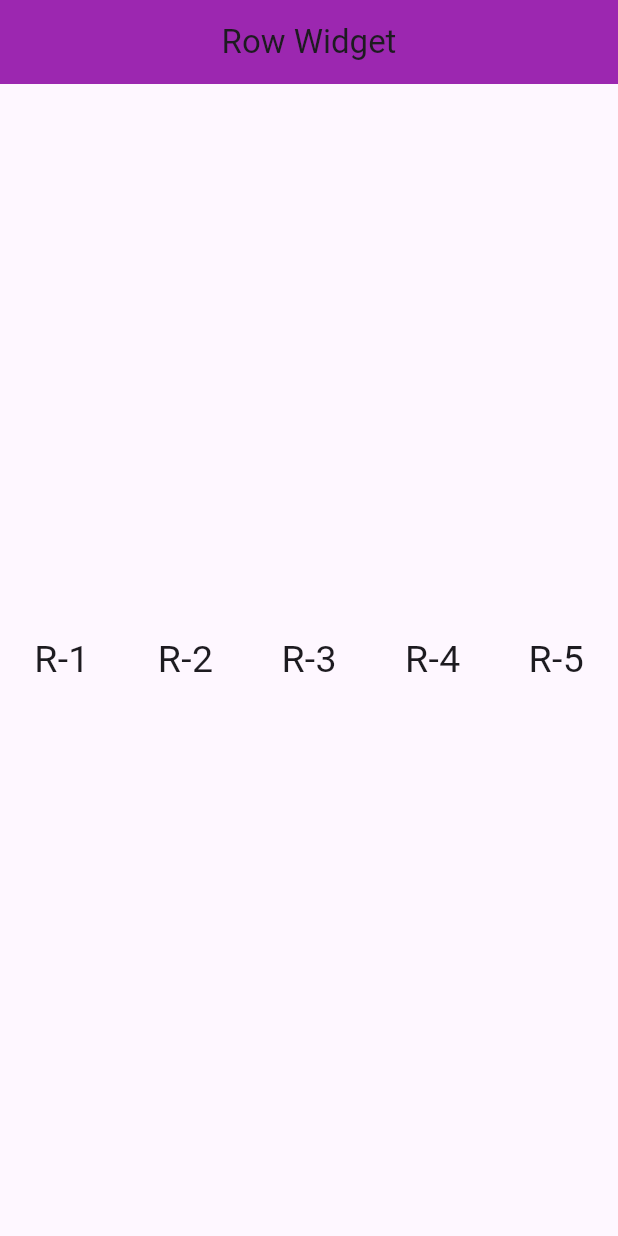
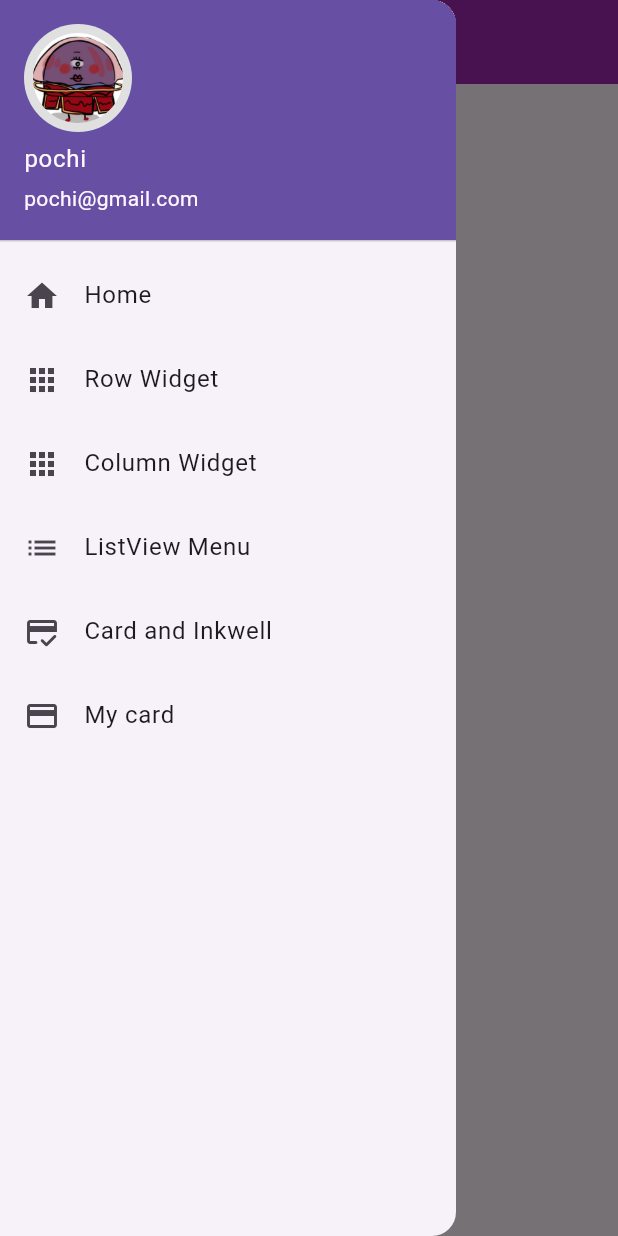
Before and after one commit to hitori1253/hitori_flutter_week15, a Flutter app: the screen it shows after launch, with the side drawer open (before the commit the screen has no drawer), on a phone screen of 412 x 824 dp. Run offline on Flutter 3.47's test engine with Material 3 defaults, Android fonts, the phone set to English and light mode, and no system bars.

Commit message:
้ดนร.

```diff
--- a/lib/main.dart
+++ b/lib/main.dart
@@ -1,17 +1,15 @@
 import 'package:flutter/material.dart';
-import 'package:hitori15/page/row_page.dart';
-import 'package:hitori15/views/column.dart';
-
+import 'package:hitori15/page/home.dart';
 
 void main() {
-  runApp(MyApp());
+  runApp(const MyApp());
 }
 
 class MyApp extends StatelessWidget {
+  const MyApp({super.key});
+
   @override
   Widget build(BuildContext context) {
-    return MaterialApp(home: RowPage());
-    // ignore: dead_code
-    return MaterialApp(home: ColumnPage());
+    return MaterialApp(home: const HomeScreen());
   }
 }
--- a/lib/page/card_page.dart
+++ b/lib/page/card_page.dart
@@ -9,18 +9,27 @@ class CardPage extends StatelessWidget {
       appBar: AppBar(
         centerTitle: true,
         backgroundColor: Colors.purple,
-        title: Text("Card Widget"),
+        title: const Text('Card Widget'),
       ),
       body: Center(
         child: Card(
           child: InkWell(
             onTap: () {
-              debugPrint("CARD-1");
+              debugPrint('CARD-1');
             },
-            child: SizedBox(
+            child: const SizedBox(
               width: 300.0,
               height: 100.0,
-              child: Column(children: [Icon(Icons.home), Text("CARD-1")]),
+              child: Center(
+                child: Column(
+                  mainAxisSize: MainAxisSize.min,
+                  children: [
+                    Icon(Icons.home),
+                    SizedBox(height: 8),
+                    Text('CARD-1'),
+                  ],
+                ),
+              ),
             ),
           ),
         ),
--- /dev/null
+++ b/lib/page/home.dart
@@ -0,0 +1,77 @@
+import 'package:flutter/material.dart';
+import 'row_page.dart';
+import 'column_page.dart';
+import 'listview_menu.dart';
+import 'card_page.dart';
+import 'mycard.dart';
+
+class HomeScreen extends StatelessWidget {
+  const HomeScreen({super.key});
+
+  @override
+  Widget build(BuildContext context) {
+    return Scaffold(
+      appBar: AppBar(
+        centerTitle: true,
+        backgroundColor: Colors.purple,
+        title: const Text('ฐานทัพเมเทโอรอยด์'),
+      ),
+      drawer: Drawer(
+        child: ListView(
+          padding: EdgeInsets.zero,
+          children: [
+            UserAccountsDrawerHeader(
+              accountName: const Text('pochi'),
+              accountEmail: const Text('pochi@gmail.com'),
+              currentAccountPicture: CircleAvatar(
+                radius: 30,
+                backgroundColor: Colors.grey[300],
+                child: ClipOval(
+                  child: Image.asset(
+                    'assets/puplue.jpg',
+                    fit: BoxFit.cover,
+                    width: 60,
+                    height: 60,
+                  ),
+                ),
+              ),
+            ),
+            ListTile(
+              leading: const Icon(Icons.home),
+              title: const Text('Home'),
+              onTap: () => Navigator.pop(context),
+            ),
+            ListTile(
+              leading: const Icon(Icons.apps),
+              title: const Text('Row Widget'),
+              onTap: () => Navigator.push(context, MaterialPageRoute(builder: (_) => const RowPage())),
+            ),
+            ListTile(
+              leading: const Icon(Icons.apps),
+              title: const Text('Column Widget'),
+              onTap: () => Navigator.push(context, MaterialPageRoute(builder: (_) => const ColumnPage())),
+            ),
+            ListTile(
+              leading: const Icon(Icons.list),
+              title: const Text('ListView Menu'),
+              onTap: () => Navigator.push(context, MaterialPageRoute(builder: (_) => const ListviewMenu())),
+            ),
+            ListTile(
+              leading: const Icon(Icons.credit_score_rounded),
+              title: const Text('Card and Inkwell'),
+              onTap: () => Navigator.push(context, MaterialPageRoute(builder: (_) => const CardPage())),
+            ),
+            ListTile(
+              leading: const Icon(Icons.credit_card),
+              title: const Text('My card'),
+              onTap: () => Navigator.push(context, MaterialPageRoute(builder: (_) => const Mycard())),
+            ),
+          ],
+        ),
+      ),
+      body: const Center(
+        child: Text('MyApp', style: TextStyle(color: Colors.white, fontSize: 18)),
+      ),
+    );
+  }
+}
--- a/lib/page/listview_menu.dart
+++ b/lib/page/listview_menu.dart
@@ -5,26 +5,26 @@ class ListMenu {
   final String subtitle;
   final IconData icon;
 
-  ListMenu({
+  const ListMenu({
     required this.title,
     required this.subtitle,
     required this.icon,
   });
 }
 
-List<ListMenu> menus = [
-  ListMenu(title: "MENU-1", subtitle: "SUB-1", icon: Icons.person),
-  ListMenu(title: "MENU-2", subtitle: "SUB-2", icon: Icons.person_add),
-  ListMenu(title: "MENU-3", subtitle: "SUB-3", icon: Icons.wifi),
-  ListMenu(title: "MENU-4", subtitle: "SUB-4", icon: Icons.build),
-  ListMenu(title: "MENU-5", subtitle: "SUB-5", icon: Icons.build),
-  ListMenu(title: "MENU-6", subtitle: "SUB-6", icon: Icons.build),
-  ListMenu(title: "MENU-7", subtitle: "SUB-7", icon: Icons.build),
-  ListMenu(title: "MENU-8", subtitle: "SUB-8", icon: Icons.build),
-  ListMenu(title: "MENU-9", subtitle: "SUB-9", icon: Icons.build),
-  ListMenu(title: "MENU-10", subtitle: "SUB-10", icon: Icons.build),
-  ListMenu(title: "MENU-11", subtitle: "SUB-11", icon: Icons.build),
-  ListMenu(title: "MENU-12", subtitle: "SUB-12", icon: Icons.build),
+const List<ListMenu> menus = [
+  ListMenu(title: 'MENU-1', subtitle: 'SUB-1', icon: Icons.person),
+  ListMenu(title: 'MENU-2', subtitle: 'SUB-2', icon: Icons.person_add),
+  ListMenu(title: 'MENU-3', subtitle: 'SUB-3', icon: Icons.wifi),
+  ListMenu(title: 'MENU-4', subtitle: 'SUB-4', icon: Icons.build),
+  ListMenu(title: 'MENU-5', subtitle: 'SUB-5', icon: Icons.build),
+  ListMenu(title: 'MENU-6', subtitle: 'SUB-6', icon: Icons.build),
+  ListMenu(title: 'MENU-7', subtitle: 'SUB-7', icon: Icons.build),
+  ListMenu(title: 'MENU-8', subtitle: 'SUB-8', icon: Icons.build),
+  ListMenu(title: 'MENU-9', subtitle: 'SUB-9', icon: Icons.build),
+  ListMenu(title: 'MENU-10', subtitle: 'SUB-10', icon: Icons.build),
+  ListMenu(title: 'MENU-11', subtitle: 'SUB-11', icon: Icons.build),
+  ListMenu(title: 'MENU-12', subtitle: 'SUB-12', icon: Icons.build),
 ];
 
 class ListviewMenu extends StatelessWidget {
@@ -33,7 +33,7 @@ class ListviewMenu extends StatelessWidget {
   @override
   Widget build(BuildContext context) {
     return Scaffold(
-      appBar: AppBar(title: const Text("ListView Menu")),
+      appBar: AppBar(title: const Text('ListView Menu')),
       body: ListView.separated(
         itemCount: menus.length,
         separatorBuilder: (context, index) {
--- /dev/null
+++ b/lib/page/mycard.dart
@@ -0,0 +1,43 @@
+import 'package:flutter/material.dart';
+
+class Mycard extends StatelessWidget {
+  const Mycard({super.key});
+
+  @override
+  Widget build(BuildContext context) {
+    return Scaffold(
+      appBar: AppBar(
+        centerTitle: true,
+        backgroundColor: Colors.purple,
+        title: const Text('My Card'),
+      ),
+      body: GridView.count(
+        crossAxisCount: 3,
+        padding: const EdgeInsets.all(12.0),
+        children: List.generate(3, (index) {
+          return Card(
+            margin: const EdgeInsets.all(12.0),
+            child: InkWell(
+              onTap: () {
+                debugPrint('My Card');
+              },
+              child: Center(
+                child: Column(
+                  mainAxisSize: MainAxisSize.min,
+                  children: const [
+                    Icon(Icons.home, size: 40, color: Colors.blueAccent),
+                    SizedBox(height: 8),
+                    Text(
+                      'Home',
+                      style: TextStyle(fontSize: 15, color: Colors.black),
+                    ),
+                  ],
+                ),
+              ),
+            ),
+          );
+        }),
+      ),
+    );
+  }
+}
--- a/lib/page/row_page.dart
+++ b/lib/page/row_page.dart
@@ -9,18 +9,18 @@ class RowPage extends StatelessWidget {
       appBar: AppBar(
         centerTitle: true,
         backgroundColor: Colors.purple,
-        title: Text("Row Widget"),
+        title: const Text('Row Widget'),
       ),
       body: Center(
         child: Row(
           mainAxisAlignment: MainAxisAlignment.spaceAround,
           crossAxisAlignment: CrossAxisAlignment.center,
-          children: [
-            Text("R-1", style: TextStyle(fontSize: 25)),
-            Text("R-2", style: TextStyle(fontSize: 25)),
-            Text("R-3", style: TextStyle(fontSize: 25)),
-            Text("R-4", style: TextStyle(fontSize: 25)),
-            Text("R-5", style: TextStyle(fontSize: 25)),
+          children: const [
+            Text('R-1', style: TextStyle(fontSize: 25)),
+            Text('R-2', style: TextStyle(fontSize: 25)),
+            Text('R-3', style: TextStyle(fontSize: 25)),
+            Text('R-4', style: TextStyle(fontSize: 25)),
+            Text('R-5', style: TextStyle(fontSize: 25)),
           ],
         ),
       ),
--- /dev/null
+++ b/lib/pages/column.dart
@@ -0,0 +1 @@
+// TODO Implement this library.
--- /dev/null
+++ b/lib/views/column.dart
@@ -0,0 +1,18 @@
+import 'package:flutter/material.dart';
+
+class ColumnPage extends StatelessWidget {
+  const ColumnPage({super.key});
+
+  @override
+  Widget build(BuildContext context) {
+    return Scaffold(
+      appBar: AppBar(title: const Text('Column Page')),
+      body: Column(
+        mainAxisAlignment: MainAxisAlignment.center,
+        children: const [
+          Text('Hello Column'),
+        ],
+      ),
+    );
+  }
+}
--- a/pubspec.yaml
+++ b/pubspec.yaml
@@ -58,9 +58,8 @@ flutter:
   uses-material-design: true
 
   # To add assets to your application, add an assets section, like this:
-  # assets:
-  #   - images/a_dot_burr.jpeg
-  #   - images/a_dot_ham.jpeg
+  assets:
+    - assets/
 
   # An image asset can refer to one or more resolution-specific "variants", see
   # https://flutter.dev/to/resolution-aware-images
```
Also changed, not shown: lib/page/column_page.dart (+7 -7 lines), assets/puplue.jpg (added), 1 other file.
